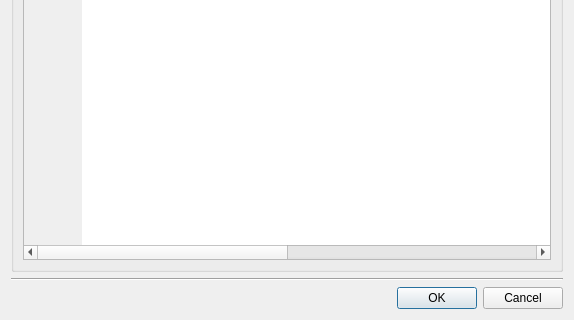
The window that core/ui/toolbars/epa/nonvisual_pattern_ws.ui (Giswater/giswater_qgis_plugin) describes before a commit, drawn with Qt 5; both pictures show x 0 to 574 and y 350 to 670 of the 574 by 670 pixel window.
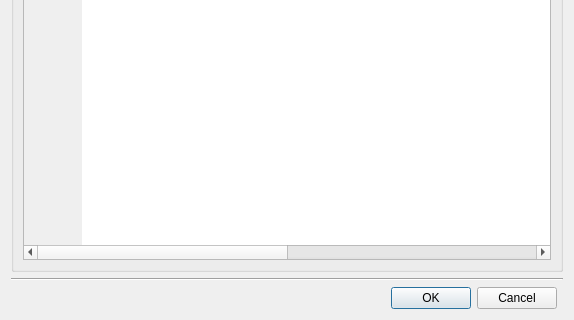
The same window after the commit.

Commit message:
style(ui): add lyt_buttons QGridLayout for all dialogs.
# Cherry-picked from 9fcf2481a2d87da33b8ae50d2bdb939909b3d67b

Patch:
```diff
--- a/core/ui/toolbars/epa/nonvisual_pattern_ws.ui
+++ b/core/ui/toolbars/epa/nonvisual_pattern_ws.ui
@@ -14,40 +14,6 @@
    <string>Pattern Editor</string>
   </property>
   <layout class="QGridLayout" name="verticalLayout_4">
-   <item row="2" column="0" colspan="2">
-    <layout class="QHBoxLayout" name="horizontalLayout">
-     <property name="sizeConstraint">
-      <enum>QLayout::SetDefaultConstraint</enum>
-     </property>
-     <item>
-      <spacer name="horizontalSpacer">
-       <property name="orientation">
-        <enum>Qt::Horizontal</enum>
-       </property>
-       <property name="sizeHint" stdset="0">
-        <size>
-         <width>40</width>
-         <height>20</height>
-        </size>
-       </property>
-      </spacer>
-     </item>
-     <item>
-      <widget class="QPushButton" name="btn_accept">
-       <property name="text">
-        <string>OK</string>
-       </property>
-      </widget>
-     </item>
-     <item>
-      <widget class="QPushButton" name="btn_cancel">
-       <property name="text">
-        <string>Cancel</string>
-       </property>
-      </widget>
-     </item>
-    </layout>
-   </item>
    <item row="1" column="0" colspan="2">
     <widget class="Line" name="line">
      <property name="orientation">
@@ -252,6 +218,40 @@
      </layout>
     </widget>
    </item>
+   <item row="2" column="0">
+    <layout class="QGridLayout" name="lyt_buttons">
+     <property name="topMargin">
+      <number>0</number>
+     </property>
+     <item row="0" column="0">
+      <spacer name="horizontalSpacer">
+       <property name="orientation">
+        <enum>Qt::Horizontal</enum>
+       </property>
+       <property name="sizeHint" stdset="0">
+        <size>
+         <width>40</width>
+         <height>20</height>
+        </size>
+       </property>
+      </spacer>
+     </item>
+     <item row="0" column="1">
+      <widget class="QPushButton" name="btn_accept">
+       <property name="text">
+        <string>OK</string>
+       </property>
+      </widget>
+     </item>
+     <item row="0" column="2">
+      <widget class="QPushButton" name="btn_cancel">
+       <property name="text">
+        <string>Cancel</string>
+       </property>
+      </widget>
+     </item>
+    </layout>
+   </item>
   </layout>
  </widget>
  <resources/>
```
The commit also changes 58 other files.
